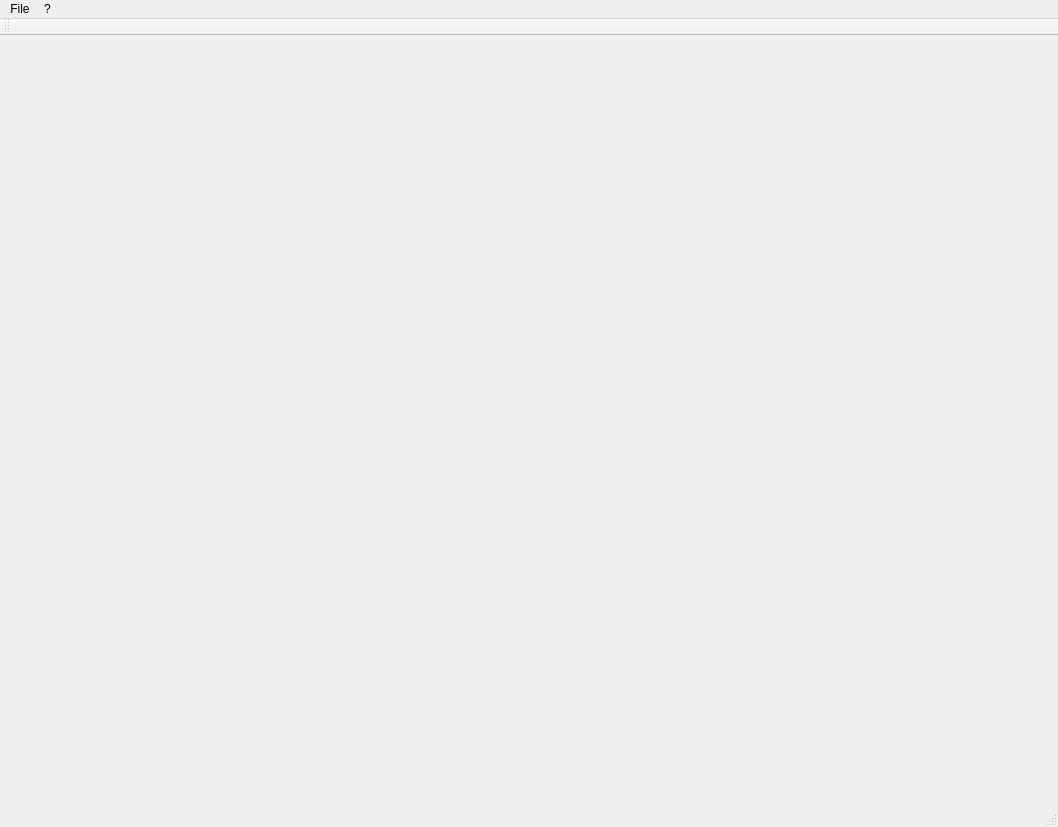
Before: the Qt Designer form PicsDL/mainwindow.ui in clement-nardi/pics-dl, drawn with Qt 5.
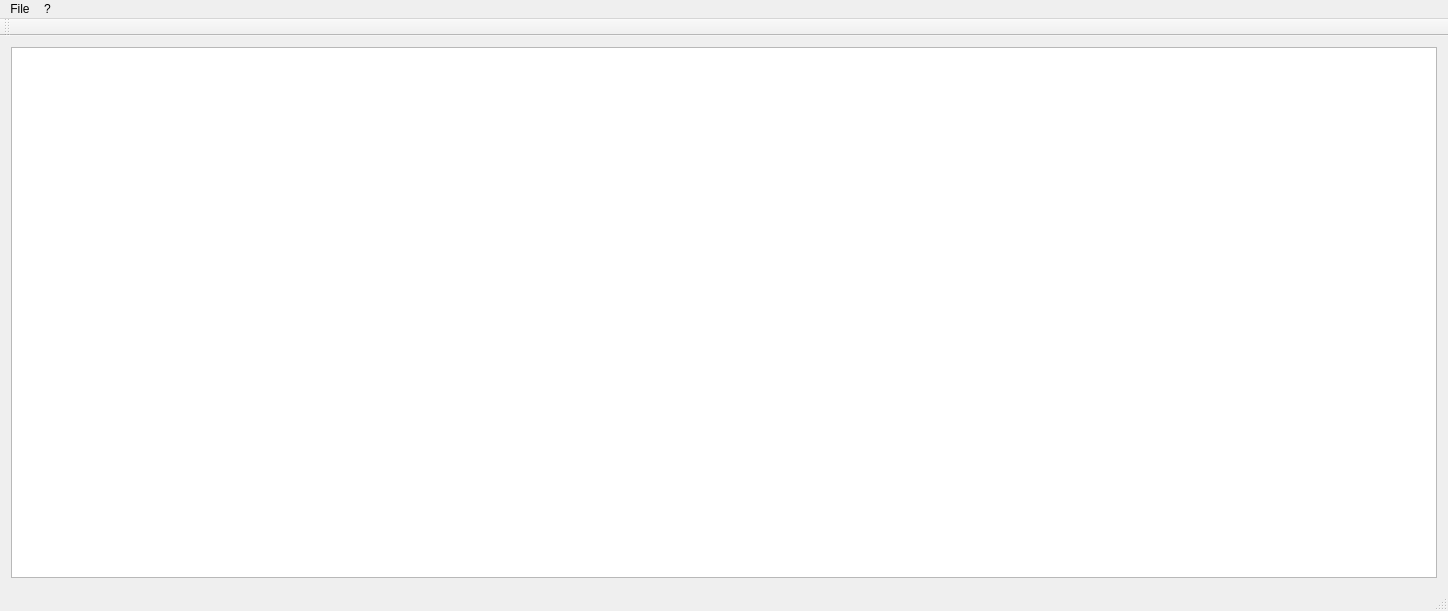
After: the same form once the commit is applied. Icons and pictures are not drawn.

```diff
--- a/PicsDL/mainwindow.ui
+++ b/PicsDL/mainwindow.ui
@@ -6,8 +6,8 @@
    <rect>
     <x>0</x>
     <y>0</y>
-    <width>1058</width>
-    <height>827</height>
+    <width>1448</width>
+    <height>611</height>
    </rect>
   </property>
   <property name="windowTitle">
@@ -20,13 +20,40 @@
      <height>455</height>
     </size>
    </property>
+   <layout class="QVBoxLayout" name="verticalLayout">
+    <item>
+     <widget class="QTableView" name="deviceTable">
+      <property name="horizontalScrollBarPolicy">
+       <enum>Qt::ScrollBarAsNeeded</enum>
+      </property>
+      <property name="sizeAdjustPolicy">
+       <enum>QAbstractScrollArea::AdjustToContents</enum>
+      </property>
+      <property name="verticalScrollMode">
+       <enum>QAbstractItemView::ScrollPerPixel</enum>
+      </property>
+      <property name="horizontalScrollMode">
+       <enum>QAbstractItemView::ScrollPerPixel</enum>
+      </property>
+      <property name="sortingEnabled">
+       <bool>true</bool>
+      </property>
+      <attribute name="horizontalHeaderShowSortIndicator" stdset="0">
+       <bool>true</bool>
+      </attribute>
+      <attribute name="horizontalHeaderStretchLastSection">
+       <bool>false</bool>
+      </attribute>
+     </widget>
+    </item>
+   </layout>
   </widget>
   <widget class="QMenuBar" name="menuBar">
    <property name="geometry">
     <rect>
      <x>0</x>
      <y>0</y>
-     <width>1058</width>
+     <width>1448</width>
      <height>31</height>
     </rect>
    </property>
```
Left out of the diff: 7 changed lines with no effect on the pictures.
